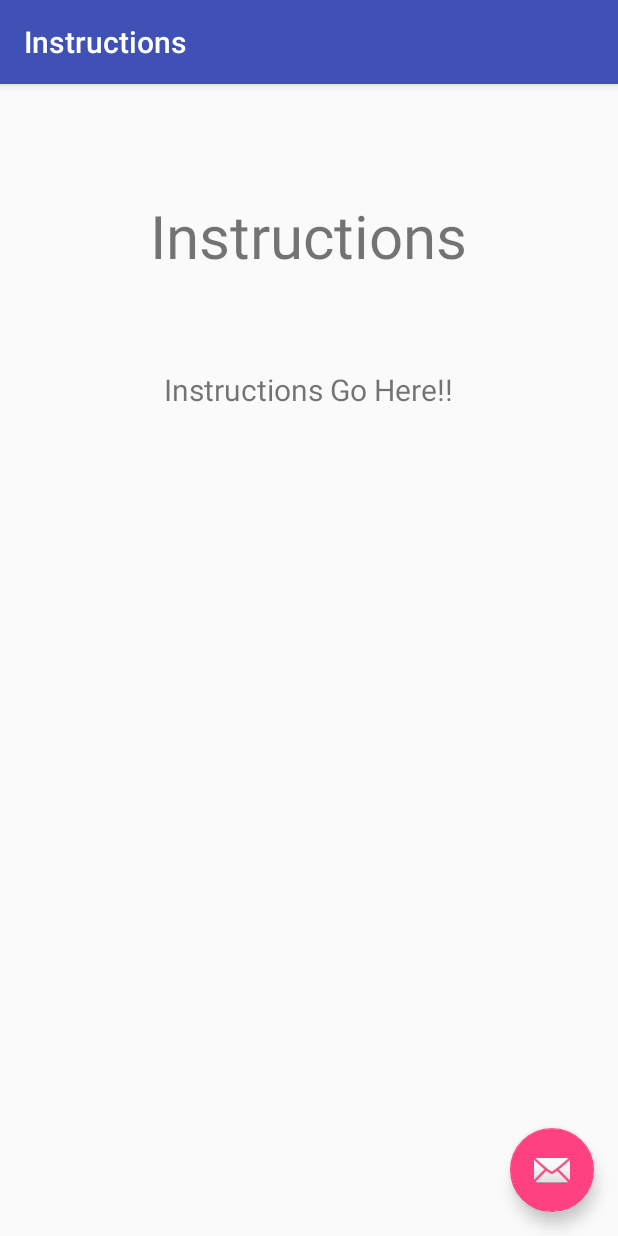
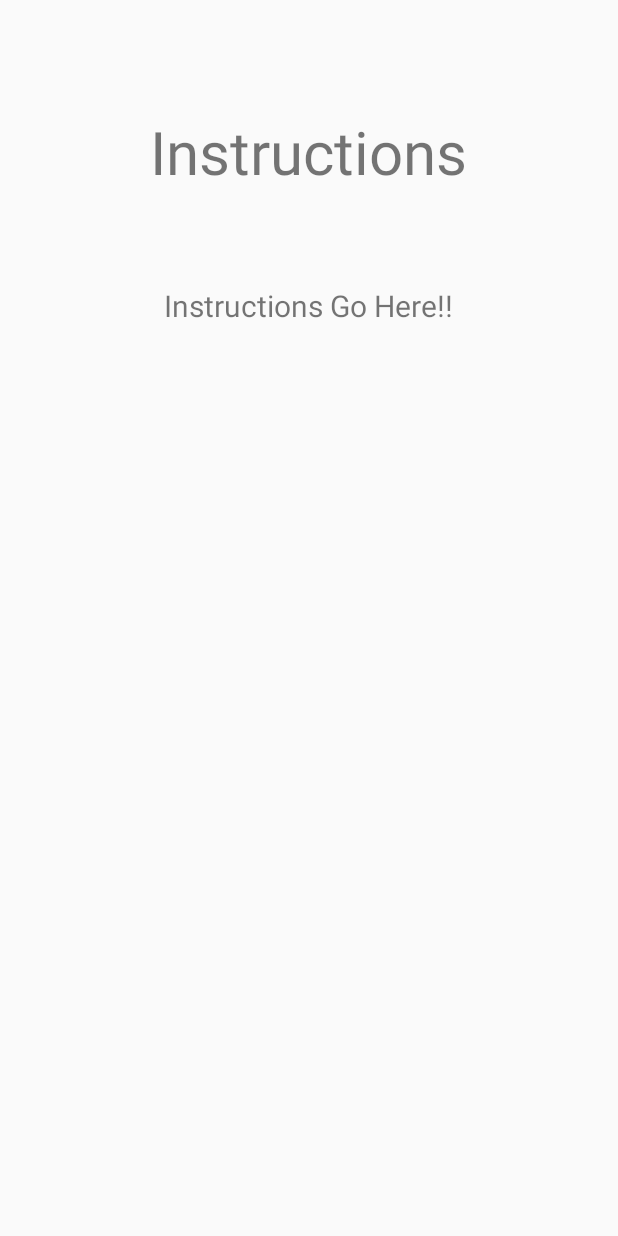
Before and after one commit to Itniraan/dollify, an Android app: the screen it shows after launch (instructionsActivity), after a tap on "INSTRUCTIONS", on a phone screen of 412 x 824 dp. Run offline under Robolectric (Android 15) with nearby library versions, the phone set to English and light mode, and no system bars.

Commit message:
Added IDs, got rid of action bars and most Fab icons

```diff
--- a/app/src/main/java/ca/blake/georgian/dollify/dollify/MainActivity.java
+++ b/app/src/main/java/ca/blake/georgian/dollify/dollify/MainActivity.java
@@ -22,8 +22,6 @@ public class MainActivity extends AppCompatActivity {
     protected void onCreate(Bundle savedInstanceState) {
         super.onCreate(savedInstanceState);
         setContentView(R.layout.activity_main);
-        Toolbar toolbar = (Toolbar) findViewById(R.id.toolbar);
-        setSupportActionBar(toolbar);
 
         // Create references for Button controls
         this._startButton = (Button) findViewById(R.id.startButton);
@@ -51,14 +49,6 @@ public class MainActivity extends AppCompatActivity {
             }
         });
 
-        FloatingActionButton fab = (FloatingActionButton) findViewById(R.id.fab);
-        fab.setOnClickListener(new View.OnClickListener() {
-            @Override
-            public void onClick(View view) {
-                Snackbar.make(view, "Replace with your own action", Snackbar.LENGTH_LONG)
-                        .setAction("Action", null).show();
-            }
-        });
     }
 
     @Override
--- a/app/src/main/java/ca/blake/georgian/dollify/dollify/StartActivity.java
+++ b/app/src/main/java/ca/blake/georgian/dollify/dollify/StartActivity.java
@@ -13,8 +13,6 @@ public class StartActivity extends AppCompatActivity {
     protected void onCreate(Bundle savedInstanceState) {
         super.onCreate(savedInstanceState);
         setContentView(R.layout.activity_start);
-        Toolbar toolbar = (Toolbar) findViewById(R.id.toolbar);
-        setSupportActionBar(toolbar);
 
         FloatingActionButton fab = (FloatingActionButton) findViewById(R.id.fab);
         fab.setOnClickListener(new View.OnClickListener() {
--- a/app/src/main/java/ca/blake/georgian/dollify/dollify/instructionsActivity.java
+++ b/app/src/main/java/ca/blake/georgian/dollify/dollify/instructionsActivity.java
@@ -16,17 +16,7 @@ public class instructionsActivity extends AppCompatActivity {
     protected void onCreate(Bundle savedInstanceState) {
         super.onCreate(savedInstanceState);
         setContentView(R.layout.activity_instructions);
-        Toolbar toolbar = (Toolbar) findViewById(R.id.toolbar);
-        setSupportActionBar(toolbar);
 
-        FloatingActionButton fab = (FloatingActionButton) findViewById(R.id.fab);
-        fab.setOnClickListener(new View.OnClickListener() {
-            @Override
-            public void onClick(View view) {
-                Snackbar.make(view, "Replace with your own action", Snackbar.LENGTH_LONG)
-                        .setAction("Action", null).show();
-            }
-        });
     }
 
 }
--- a/app/src/main/res/layout/activity_instructions.xml
+++ b/app/src/main/res/layout/activity_instructions.xml
@@ -7,28 +7,7 @@
     android:fitsSystemWindows="true"
     tools:context="ca.blake.georgian.dollify.dollify.instructionsActivity">
 
-    <android.support.design.widget.AppBarLayout
-        android:layout_width="match_parent"
-        android:layout_height="wrap_content"
-        android:theme="@style/AppTheme.AppBarOverlay">
-
-        <android.support.v7.widget.Toolbar
-            android:id="@+id/toolbar"
-            android:layout_width="match_parent"
-            android:layout_height="?attr/actionBarSize"
-            android:background="?attr/colorPrimary"
-            app:popupTheme="@style/AppTheme.PopupOverlay" />
-
-    </android.support.design.widget.AppBarLayout>
-
     <include layout="@layout/content_instructions" />
 
-    <android.support.design.widget.FloatingActionButton
-        android:id="@+id/fab"
-        android:layout_width="wrap_content"
-        android:layout_height="wrap_content"
-        android:layout_gravity="bottom|end"
-        android:layout_margin="@dimen/fab_margin"
-        android:src="@android:drawable/ic_dialog_email" />
 
 </android.support.design.widget.CoordinatorLayout>
--- a/app/src/main/res/layout/content_instructions.xml
+++ b/app/src/main/res/layout/content_instructions.xml
@@ -10,13 +10,14 @@
     android:paddingTop="@dimen/activity_vertical_margin"
     app:layout_behavior="@string/appbar_scrolling_view_behavior"
     tools:context="ca.blake.georgian.dollify.dollify.instructionsActivity"
-    tools:showIn="@layout/activity_instructions">
+    tools:showIn="@layout/activity_instructions"
+    android:id="@+id/instructionsRelativeLayout">
 
     <TextView
         android:layout_width="wrap_content"
         android:layout_height="wrap_content"
         android:text="@string/instructionTitleText"
-        android:id="@+id/textView"
+        android:id="@+id/instructionsTitleTextView"
         android:layout_marginTop="58dp"
         android:layout_alignParentTop="true"
         android:layout_centerHorizontal="true"
@@ -26,8 +27,8 @@
         android:layout_width="wrap_content"
         android:layout_height="wrap_content"
         android:text="Instructions Go Here!!"
-        android:id="@+id/textView2"
-        android:layout_below="@+id/textView"
+        android:id="@+id/instructionsBodyTextView"
+        android:layout_below="@+id/instructionsTitleTextView"
         android:layout_centerHorizontal="true"
         android:layout_marginTop="62dp"
         android:textSize="@dimen/instructionsTextSize" />
--- a/app/src/main/res/layout/content_splash_screen.xml
+++ b/app/src/main/res/layout/content_splash_screen.xml
@@ -10,12 +10,13 @@
     android:paddingTop="@dimen/activity_vertical_margin"
     app:layout_behavior="@string/appbar_scrolling_view_behavior"
     tools:context="ca.blake.georgian.dollify.dollify.SplashScreen"
-    tools:showIn="@layout/activity_splash_screen">
+    tools:showIn="@layout/activity_splash_screen"
+    android:id="@+id/splashScreenRelativeLayout">
 
     <ImageView
         android:layout_width="wrap_content"
         android:layout_height="wrap_content"
-        android:id="@+id/imageView"
+        android:id="@+id/logoImageView"
         android:src="@drawable/logo"
         android:layout_alignParentTop="true"
         android:layout_alignParentStart="true"
--- a/app/src/main/res/layout/content_start.xml
+++ b/app/src/main/res/layout/content_start.xml
@@ -10,6 +10,7 @@
     android:paddingTop="@dimen/activity_vertical_margin"
     app:layout_behavior="@string/appbar_scrolling_view_behavior"
     tools:context="ca.blake.georgian.dollify.dollify.StartActivity"
-    tools:showIn="@layout/activity_start">
+    tools:showIn="@layout/activity_start"
+    android:id="@+id/startRelativeLayout">
 
 </RelativeLayout>
```
Also changed, not shown: app/src/main/res/layout/activity_main.xml (+0 -20 lines), app/src/main/res/layout/activity_start.xml (+1 -13 lines).
